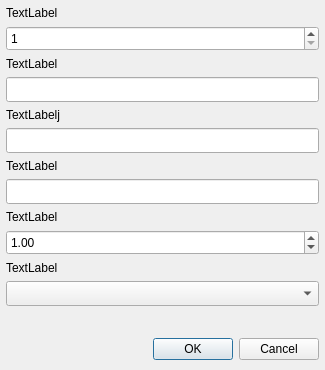
First picture: the form in home/empty_book.ui, repository LordKBX/eBookCollection, before the edit.
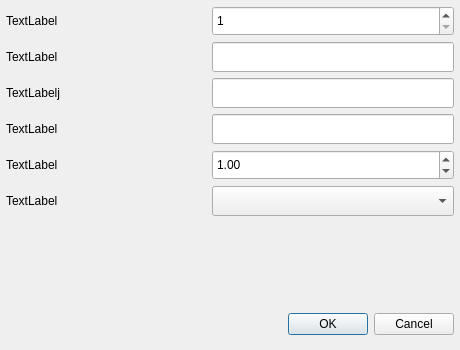
Second picture: the form after the edit.

```diff
--- a/home/empty_book.ui
+++ b/home/empty_book.ui
@@ -9,20 +9,20 @@
    <rect>
     <x>0</x>
     <y>0</y>
-    <width>325</width>
-    <height>370</height>
+    <width>460</width>
+    <height>350</height>
    </rect>
   </property>
   <property name="minimumSize">
    <size>
-    <width>325</width>
-    <height>370</height>
+    <width>460</width>
+    <height>350</height>
    </size>
   </property>
   <property name="maximumSize">
    <size>
-    <width>325</width>
-    <height>370</height>
+    <width>460</width>
+    <height>350</height>
    </size>
   </property>
   <property name="windowTitle">
@@ -48,7 +48,21 @@
     <number>6</number>
    </property>
    <item>
+    <layout class="QHBoxLayout" name="horizontalLayout">
+     <item>
     <widget class="QLabel" name="number_label">
+       <property name="minimumSize">
+        <size>
+         <width>200</width>
+         <height>0</height>
+        </size>
+       </property>
+       <property name="maximumSize">
+        <size>
+         <width>200</width>
+         <height>16777215</height>
+        </size>
+       </property>
      <property name="text">
       <string>TextLabel</string>
      </property>
@@ -59,7 +73,7 @@
      <property name="minimumSize">
       <size>
        <width>0</width>
-       <height>25</height>
+         <height>30</height>
       </size>
      </property>
      <property name="frame">
@@ -70,8 +84,24 @@
      </property>
     </widget>
    </item>
+    </layout>
+   </item>
+   <item>
+    <layout class="QHBoxLayout" name="horizontalLayout_2">
    <item>
     <widget class="QLabel" name="name_label">
+       <property name="minimumSize">
+        <size>
+         <width>200</width>
+         <height>0</height>
+        </size>
+       </property>
+       <property name="maximumSize">
+        <size>
+         <width>200</width>
+         <height>16777215</height>
+        </size>
+       </property>
      <property name="text">
       <string>TextLabel</string>
      </property>
@@ -82,7 +112,7 @@
      <property name="minimumSize">
       <size>
        <width>0</width>
-       <height>25</height>
+         <height>30</height>
       </size>
      </property>
      <property name="frame">
@@ -93,8 +123,24 @@
      </property>
     </widget>
    </item>
+    </layout>
+   </item>
+   <item>
+    <layout class="QHBoxLayout" name="horizontalLayout_3">
    <item>
     <widget class="QLabel" name="authors_label">
+       <property name="minimumSize">
+        <size>
+         <width>200</width>
+         <height>0</height>
+        </size>
+       </property>
+       <property name="maximumSize">
+        <size>
+         <width>200</width>
+         <height>16777215</height>
+        </size>
+       </property>
      <property name="autoFillBackground">
       <bool>false</bool>
      </property>
@@ -108,7 +154,7 @@
      <property name="minimumSize">
       <size>
        <width>0</width>
-       <height>25</height>
+         <height>30</height>
       </size>
      </property>
      <property name="frame">
@@ -119,8 +165,24 @@
      </property>
     </widget>
    </item>
+    </layout>
+   </item>
+   <item>
+    <layout class="QHBoxLayout" name="horizontalLayout_4">
    <item>
     <widget class="QLabel" name="serie_label">
+       <property name="minimumSize">
+        <size>
+         <width>200</width>
+         <height>0</height>
+        </size>
+       </property>
+       <property name="maximumSize">
+        <size>
+         <width>200</width>
+         <height>16777215</height>
+        </size>
+       </property>
      <property name="text">
       <string>TextLabel</string>
      </property>
@@ -131,7 +193,7 @@
      <property name="minimumSize">
       <size>
        <width>0</width>
-       <height>25</height>
+         <height>30</height>
       </size>
      </property>
      <property name="frame">
@@ -142,8 +204,24 @@
      </property>
     </widget>
    </item>
+    </layout>
+   </item>
+   <item>
+    <layout class="QHBoxLayout" name="horizontalLayout_5">
    <item>
     <widget class="QLabel" name="serie_volume_label">
+       <property name="minimumSize">
+        <size>
+         <width>200</width>
+         <height>0</height>
+        </size>
+       </property>
+       <property name="maximumSize">
+        <size>
+         <width>200</width>
+         <height>16777215</height>
+        </size>
+       </property>
      <property name="text">
       <string>TextLabel</string>
      </property>
@@ -154,7 +232,7 @@
      <property name="minimumSize">
       <size>
        <width>0</width>
-       <height>25</height>
+         <height>30</height>
       </size>
      </property>
      <property name="maximum">
@@ -165,8 +243,24 @@
      </property>
     </widget>
    </item>
+    </layout>
+   </item>
+   <item>
+    <layout class="QHBoxLayout" name="horizontalLayout_6">
    <item>
     <widget class="QLabel" name="format_label">
+       <property name="minimumSize">
+        <size>
+         <width>200</width>
+         <height>0</height>
+        </size>
+       </property>
+       <property name="maximumSize">
+        <size>
+         <width>200</width>
+         <height>16777215</height>
+        </size>
+       </property>
      <property name="text">
       <string>TextLabel</string>
      </property>
@@ -177,10 +271,12 @@
      <property name="minimumSize">
       <size>
        <width>0</width>
-       <height>25</height>
+         <height>30</height>
       </size>
      </property>
     </widget>
+     </item>
+    </layout>
    </item>
    <item>
     <spacer name="verticalSpacer">
@@ -200,7 +296,7 @@
      <property name="minimumSize">
       <size>
        <width>0</width>
-       <height>30</height>
+       <height>40</height>
       </size>
      </property>
      <property name="orientation">
```
Lines whose indentation alone changed are shown as unchanged.
